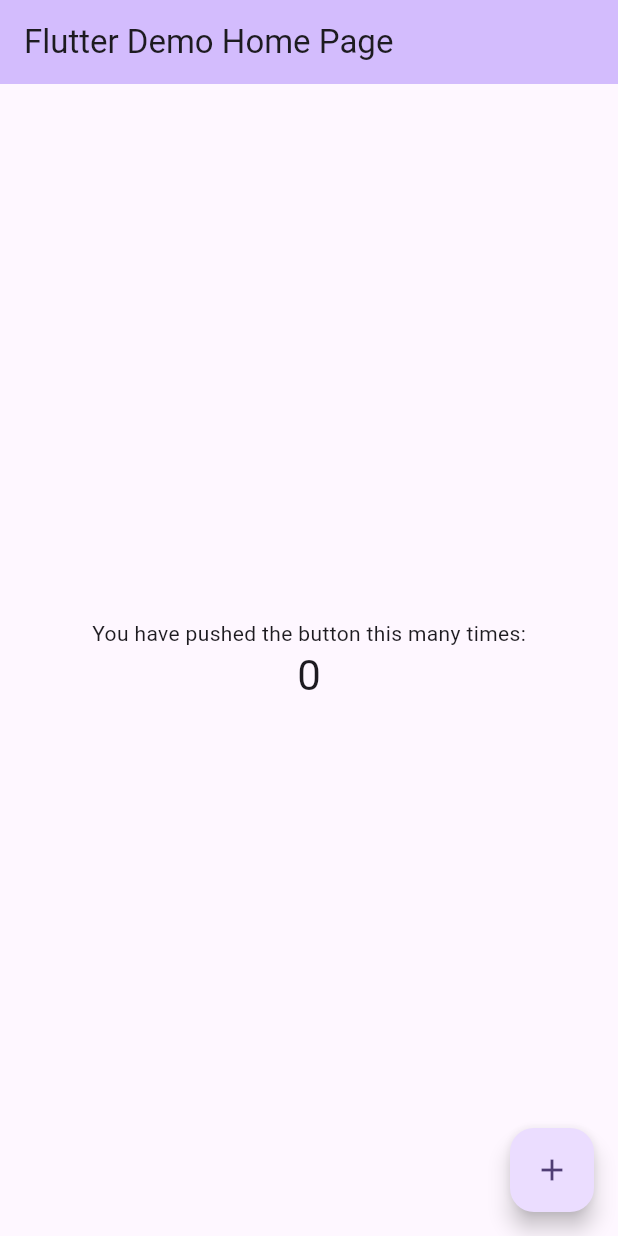
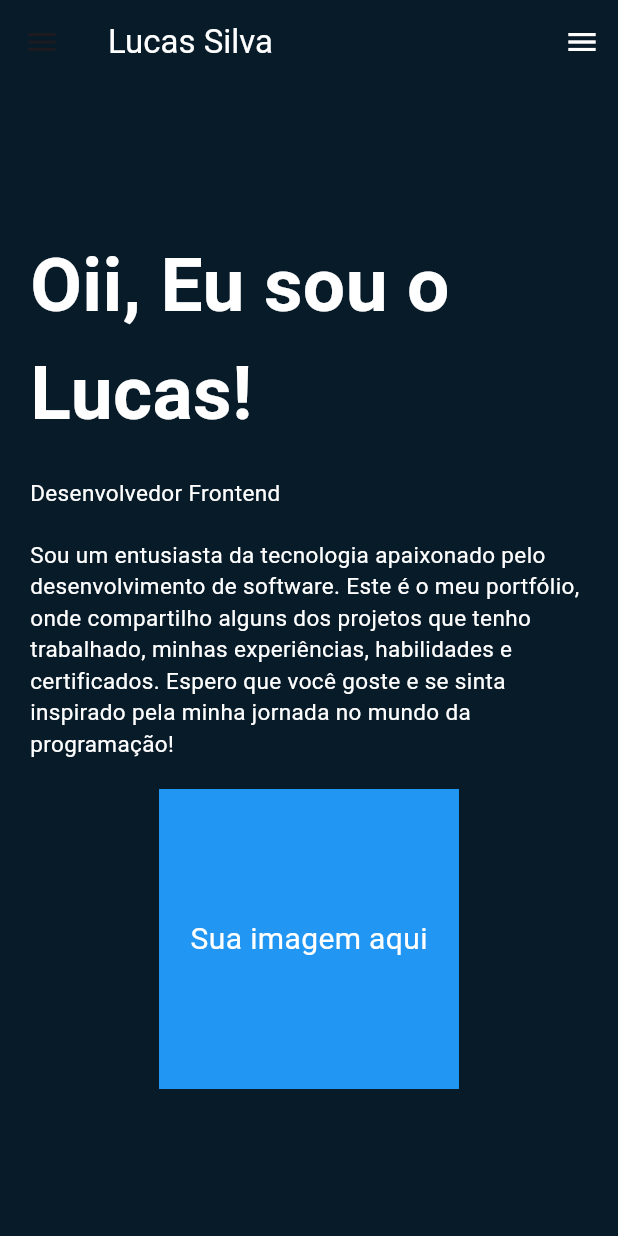
Before and after one commit to LucasS059/portfolio, a Flutter app: the screen it shows after launch, on a phone screen of 412 x 824 dp. Run offline on Flutter 3.47's test engine with Material 3 defaults, Android fonts, the phone set to English and light mode, and no system bars.

Commit message:
tela homepage

```diff
--- /dev/null
+++ b/lib/app.dart
@@ -0,0 +1,24 @@
+import 'package:flutter/material.dart';
+import 'package:portfolio_em_flutter/pages/pagina_certificado.dart';
+import 'package:portfolio_em_flutter/pages/pagina_habilidade.dart';
+import 'package:portfolio_em_flutter/pages/pagina_projetos.dart';
+import 'pages/home_page.dart';
+
+class App extends StatelessWidget {
+  const App({super.key});
+
+  @override
+  Widget build(BuildContext context) {
+    return MaterialApp(
+      debugShowCheckedModeBanner: false,
+      title: 'Portfolio do Lucas ',
+      home:  HomePage(),
+      routes: {
+        '/home': (context) => HomePage(),
+        '/habilidades': (context) => HabilidadesPage(),
+        '/certificados': (context) => CertificadosPage(),
+        '/projetos': (context) => ProjetosPage(),
+      },
+    );
+  }
+}
--- a/lib/main.dart
+++ b/lib/main.dart
@@ -1,125 +1,6 @@
 import 'package:flutter/material.dart';
+import 'package:portfolio_em_flutter/app.dart';
 
 void main() {
-  runApp(const MyApp());
+  runApp(const App());
 }
-
-class MyApp extends StatelessWidget {
-  const MyApp({super.key});
-
-  // This widget is the root of your application.
-  @override
-  Widget build(BuildContext context) {
-    return MaterialApp(
-      title: 'Flutter Demo',
-      theme: ThemeData(
-        // This is the theme of your application.
-        //
-        // TRY THIS: Try running your application with "flutter run". You'll see
-        // the application has a purple toolbar. Then, without quitting the app,
-        // try changing the seedColor in the colorScheme below to Colors.green
-        // and then invoke "hot reload" (save your changes or press the "hot
-        // reload" button in a Flutter-supported IDE, or press "r" if you used
-        // the command line to start the app).
-        //
-        // Notice that the counter didn't reset back to zero; the application
-        // state is not lost during the reload. To reset the state, use hot
-        // restart instead.
-        //
-        // This works for code too, not just values: Most code changes can be
-        // tested with just a hot reload.
-        colorScheme: ColorScheme.fromSeed(seedColor: Colors.deepPurple),
-        useMaterial3: true,
-      ),
-      home: const MyHomePage(title: 'Flutter Demo Home Page'),
-    );
-  }
-}
-
-class MyHomePage extends StatefulWidget {
-  const MyHomePage({super.key, required this.title});
-
-  // This widget is the home page of your application. It is stateful, meaning
-  // that it has a State object (defined below) that contains fields that affect
-  // how it looks.
-
-  // This class is the configuration for the state. It holds the values (in this
-  // case the title) provided by the parent (in this case the App widget) and
-  // used by the build method of the State. Fields in a Widget subclass are
-  // always marked "final".
-
-  final String title;
-
-  @override
-  State<MyHomePage> createState() => _MyHomePageState();
-}
-
-class _MyHomePageState extends State<MyHomePage> {
-  int _counter = 0;
-
-  void _incrementCounter() {
-    setState(() {
-      // This call to setState tells the Flutter framework that something has
-      // changed in this State, which causes it to rerun the build method below
-      // so that the display can reflect the updated values. If we changed
-      // _counter without calling setState(), then the build method would not be
-      // called again, and so nothing would appear to happen.
-      _counter++;
-    });
-  }
-
-  @override
-  Widget build(BuildContext context) {
-    // This method is rerun every time setState is called, for instance as done
-    // by the _incrementCounter method above.
-    //
-    // The Flutter framework has been optimized to make rerunning build methods
-    // fast, so that you can just rebuild anything that needs updating rather
-    // than having to individually change instances of widgets.
-    return Scaffold(
-      appBar: AppBar(
-        // TRY THIS: Try changing the color here to a specific color (to
-        // Colors.amber, perhaps?) and trigger a hot reload to see the AppBar
-        // change color while the other colors stay the same.
-        backgroundColor: Theme.of(context).colorScheme.inversePrimary,
-        // Here we take the value from the MyHomePage object that was created by
-        // the App.build method, and use it to set our appbar title.
-        title: Text(widget.title),
-      ),
-      body: Center(
-        // Center is a layout widget. It takes a single child and positions it
-        // in the middle of the parent.
-        child: Column(
-          // Column is also a layout widget. It takes a list of children and
-          // arranges them vertically. By default, it sizes itself to fit its
-          // children horizontally, and tries to be as tall as its parent.
-          //
-          // Column has various properties to control how it sizes itself and
-          // how it positions its children. Here we use mainAxisAlignment to
-          // center the children vertically; the main axis here is the vertical
-          // axis because Columns are vertical (the cross axis would be
-          // horizontal).
-          //
-          // TRY THIS: Invoke "debug painting" (choose the "Toggle Debug Paint"
-          // action in the IDE, or press "p" in the console), to see the
-          // wireframe for each widget.
-          mainAxisAlignment: MainAxisAlignment.center,
-          children: <Widget>[
-            const Text(
-              'You have pushed the button this many times:',
-            ),
-            Text(
-              '$_counter',
-              style: Theme.of(context).textTheme.headlineMedium,
-            ),
-          ],
-        ),
-      ),
-      floatingActionButton: FloatingActionButton(
-        onPressed: _incrementCounter,
-        tooltip: 'Increment',
-        child: const Icon(Icons.add),
-      ), // This trailing comma makes auto-formatting nicer for build methods.
-    );
-  }
-}
--- /dev/null
+++ b/lib/pages/home_page.dart
@@ -0,0 +1,222 @@
+import 'package:flutter/material.dart';
+
+class HomePage extends StatelessWidget {
+  const HomePage({super.key});
+
+  @override
+  Widget build(BuildContext context) {
+    return Scaffold(
+      appBar: AppBar(
+        title: const Text(
+          'Lucas Silva',
+          style: TextStyle(color: Colors.white),
+        ),
+        backgroundColor: const Color(0xFF081B29),
+        actions: [
+          Builder(
+            builder: (context) => MediaQuery.of(context).size.width > 600
+                ? Row(
+                    children: [
+                      TextButton(
+                        onPressed: () {
+                          Navigator.pushNamed(context, '/home');
+                        },
+                        child: const Text(
+                          'Home',
+                          style: TextStyle(color: Colors.white),
+                        ),
+                      ),
+                      TextButton(
+                        onPressed: () {
+                          Navigator.pushNamed(context, '/habilidades');
+                        },
+                        child: const Text(
+                          'Habilidades',
+                          style: TextStyle(color: Colors.white),
+                        ),
+                      ),
+                      TextButton(
+                        onPressed: () {
+                          Navigator.pushNamed(context, '/certificados');
+                        },
+                        child: const Text(
+                          'Certificados',
+                          style: TextStyle(color: Colors.white),
+                        ),
+                      ),
+                      TextButton(
+                        onPressed: () {
+                          Navigator.pushNamed(context, '/projetos');
+                        },
+                        child: const Text(
+                          'Projetos',
+                          style: TextStyle(color: Colors.white),
+                        ),
+                      ),
+                    ],
+                  )
+                : IconButton(
+                    icon: const Icon(Icons.menu, color: Colors.white),
+                    onPressed: () {
+                      Scaffold.of(context).openDrawer();
+                    },
+                  ),
+          ),
+        ],
+      ),
+      drawer: MediaQuery.of(context).size.width <= 600
+          ? Drawer(
+              child: ListView(
+                padding: EdgeInsets.zero,
+                children: [
+                  ListTile(
+                    title: const Text('Home'),
+                    onTap: () {
+                      Navigator.pushNamed(context, '/home');
+                    },
+                  ),
+                  ListTile(
+                    title: const Text('Habilidades'),
+                    onTap: () {
+                      Navigator.pushNamed(context, '/habilidades');
+                    },
+                  ),
+                  ListTile(
+                    title: const Text('Certificados'),
+                    onTap: () {
+                      Navigator.pushNamed(context, '/certificados');
+                    },
+                  ),
+                  ListTile(
+                    title: const Text('Projetos'),
+                    onTap: () {
+                      Navigator.pushNamed(context, '/projetos');
+                    },
+                  ),
+                ],
+              ),
+            )
+          : null,
+      backgroundColor: const Color(0xFF081B29),
+      body: Center(
+        child: SingleChildScrollView(
+          child: Padding(
+            padding: const EdgeInsets.all(20.0),
+            child: LayoutBuilder(
+              builder: (BuildContext context, BoxConstraints constraints) {
+                if (constraints.maxWidth > 600) {
+                  // Se a largura da tela for maior que 600, exibir em layout de duas colunas
+                  return Row(
+                    crossAxisAlignment: CrossAxisAlignment.center,
+                    children: [
+                      Expanded(
+                        flex: 2,
+                        child: Column(
+                          crossAxisAlignment: CrossAxisAlignment.start,
+                          mainAxisAlignment: MainAxisAlignment.center,
+                          children: [
+                            Text(
+                              'Oii, Eu sou o Lucas!',
+                              style: TextStyle(
+                                fontSize: 50,
+                                fontWeight: FontWeight.bold,
+                                color: Colors.white,
+                              ),
+                            ),
+                            SizedBox(height: 20),
+                            Text(
+                              'Desenvolvedor Frontend',
+                              style: TextStyle(
+                                fontSize: 15,
+                                color: Colors.white,
+                              ),
+                            ),
+                            SizedBox(height: 20),
+                            Text(
+                              'Sou um entusiasta da tecnologia apaixonado pelo desenvolvimento de software. Este é o meu portfólio, onde compartilho alguns dos projetos que tenho trabalhado, minhas experiências, habilidades e certificados. Espero que você goste e se sinta inspirado pela minha jornada no mundo da programação!',
+                              style: TextStyle(
+                                fontSize: 15,
+                                color: Colors.white,
+                              ),
+                            ),
+                          ],
+                        ),
+                      ),
+                      Expanded(
+                        flex: 3,
+                        child: Center(
+                          child: Container(
+                            width: 200,
+                            height: 200,
+                            color: Colors.blue,
+                            child: const Center(
+                              child: Text(
+                                'Sua imagem aqui',
+                                style: TextStyle(
+                                  fontSize: 20,
+                                  color: Colors.white,
+                                ),
+                              ),
+                            ),
+                          ),
+                        ),
+                      ),
+                    ],
+                  );
+                } else {
+                  return Column(
+                    crossAxisAlignment: CrossAxisAlignment.start,
+                    mainAxisAlignment: MainAxisAlignment.center,
+                    children: [
+                      Text(
+                        'Oii, Eu sou o Lucas!',
+                        style: TextStyle(
+                          fontSize: 50,
+                          fontWeight: FontWeight.bold,
+                          color: Colors.white,
+                        ),
+                      ),
+                      SizedBox(height: 20),
+                      Text(
+                        'Desenvolvedor Frontend',
+                        style: TextStyle(
+                          fontSize: 15,
+                          color: Colors.white,
+                        ),
+                      ),
+                      SizedBox(height: 20),
+                      Text(
+                        'Sou um entusiasta da tecnologia apaixonado pelo desenvolvimento de software. Este é o meu portfólio, onde compartilho alguns dos projetos que tenho trabalhado, minhas experiências, habilidades e certificados. Espero que você goste e se sinta inspirado pela minha jornada no mundo da programação!',
+                        style: TextStyle(
+                          fontSize: 15,
+                          color: Colors.white,
+                        ),
+                      ),
+                      SizedBox(height: 20),
+                      Center(
+                        child: Container(
+                          width: 200,
+                          height: 200,
+                          color: Colors.blue,
+                          child: const Center(
+                            child: Text(
+                              'Sua imagem aqui',
+                              style: TextStyle(
+                                fontSize: 20,
+                                color: Colors.white,
+                              ),
+                            ),
+                          ),
+                        ),
+                      ),
+                    ],
+                  );
+                }
+              },
+            ),
+          ),
+        ),
+      ),
+    );
+  }
+}
--- /dev/null
+++ b/lib/pages/pagina_certificado.dart
@@ -0,0 +1,19 @@
+// pages/certificados_page.dart
+import 'package:flutter/material.dart';
+
+class CertificadosPage extends StatelessWidget {
+  const CertificadosPage({super.key});
+
+  @override
+  Widget build(BuildContext context) {
+    return Scaffold(
+      appBar: AppBar(
+        title: const Text('Certificados'),
+        backgroundColor: Colors.red,
+      ),
+      body: const Center(
+        child: Text('Conteúdo da página de certificados aqui'),
+      ),
+    );
+  }
+}
--- /dev/null
+++ b/lib/pages/pagina_habilidade.dart
@@ -0,0 +1,18 @@
+import 'package:flutter/material.dart';
+
+class HabilidadesPage extends StatelessWidget {
+  const HabilidadesPage({super.key});
+
+  @override
+  Widget build(BuildContext context) {
+    return Scaffold(
+      appBar: AppBar(
+        title: const Text('Habilidades'),
+        backgroundColor: Colors.red,
+      ),
+      body: const Center(
+        child: Text('Conteúdo da página de habilidades aqui'),
+      ),
+    );
+  }
+}
--- /dev/null
+++ b/lib/pages/pagina_projetos.dart
@@ -0,0 +1,18 @@
+import 'package:flutter/material.dart';
+
+class ProjetosPage extends StatelessWidget {
+  const ProjetosPage({super.key});
+
+  @override
+  Widget build(BuildContext context) {
+    return Scaffold(
+      appBar: AppBar(
+        title: const Text('Projetos'),
+        backgroundColor: Colors.red,
+      ),
+      body: const Center(
+        child: Text('Conteúdo da página de projetos aqui'),
+      ),
+    );
+  }
+}
--- a/pubspec.yaml
+++ b/pubspec.yaml
@@ -19,7 +19,7 @@ publish_to: 'none' # Remove this line if you wish to publish to pub.dev
 version: 1.0.0+1
 
 environment:
-  sdk: '>=3.3.3 <4.0.0'
+  sdk: '>=3.3.1 <4.0.0'
 
 # Dependencies specify other packages that your package needs in order to work.
 # To automatically upgrade your package dependencies to the latest versions
```
Also changed, not shown: pubspec.lock, 1 other file.
